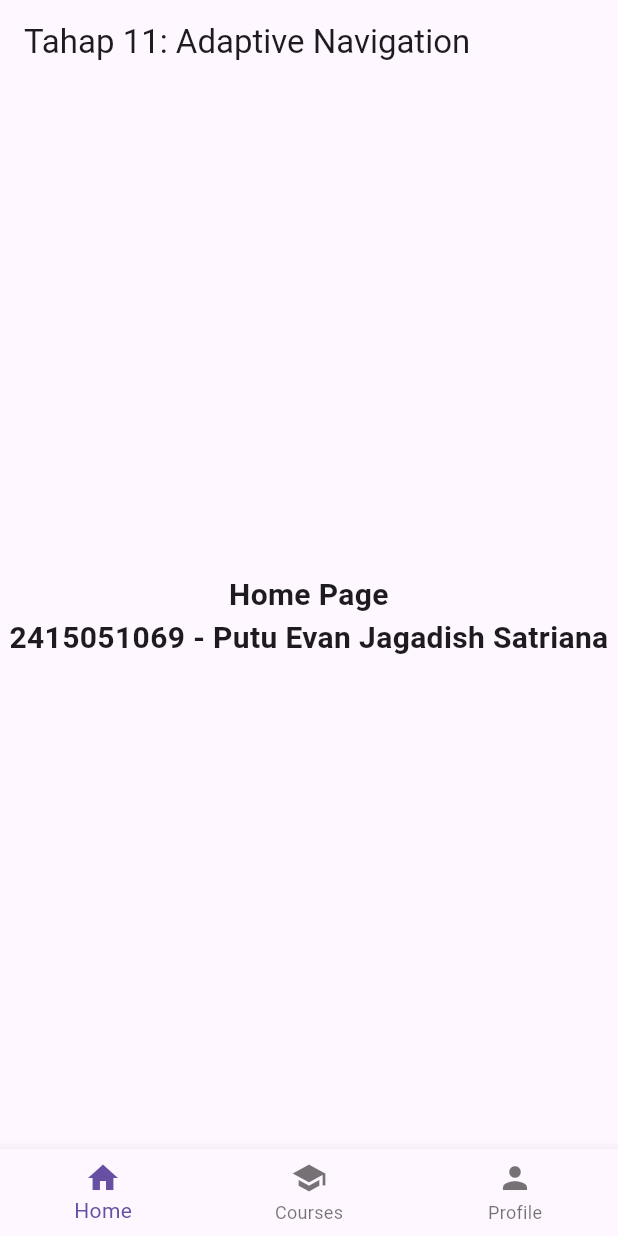
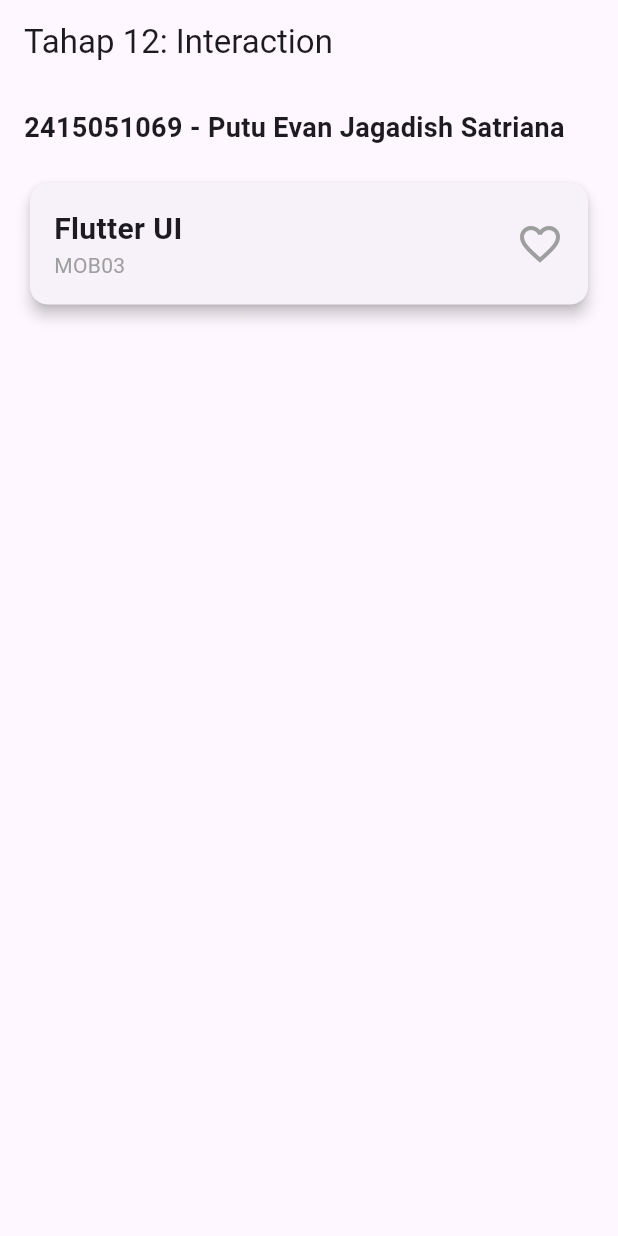
Before and after one commit to pannpanns/Course-Explorer, a Flutter app: the screen it shows after launch, on a phone screen of 412 x 824 dp. Run offline on Flutter 3.47's test engine with Material 3 defaults, Android fonts, the phone set to English and light mode, and no system bars.

Commit message:
Tahap 12: InkWell dan gesture interaction

```diff
--- a/lib/main.dart
+++ b/lib/main.dart
@@ -14,83 +14,77 @@ class MyApp extends StatelessWidget {
   Widget build(BuildContext context) {
     return const MaterialApp(
       debugShowCheckedModeBanner: false,
-      home: AdaptiveNavigationPage(),
+      home: InteractionPage(),
     );
   }
 }
 
-class AdaptiveNavigationPage extends StatefulWidget {
-  const AdaptiveNavigationPage({super.key});
+class InteractionPage extends StatefulWidget {
+  const InteractionPage({super.key});
 
   @override
-  State<AdaptiveNavigationPage> createState() => _AdaptiveNavigationPageState();
+  State<InteractionPage> createState() => _InteractionPageState();
 }
 
-class _AdaptiveNavigationPageState extends State<AdaptiveNavigationPage> {
-  int _selectedIndex = 0;
-
-  final List<Widget> _pages = [
-    const Center(
-      child: Text(
-        'Home Page\n$studentId - $studentName',
-        textAlign: TextAlign.center,
-        style: TextStyle(fontSize: 20, fontWeight: FontWeight.bold),
-      ),
-    ),
-    const Center(
-      child: Text('Courses Page', style: TextStyle(fontSize: 24, color: Colors.green)),
-    ),
-    const Center(
-      child: Text('Profile Page', style: TextStyle(fontSize: 24, color: Colors.orange)),
-    ),
-  ];
-
-  void _onItemTapped(int index) {
-    setState(() {
-      _selectedIndex = index;
-    });
-  }
+class _InteractionPageState extends State<InteractionPage> {
+  bool isFavorite = false;
 
   @override
   Widget build(BuildContext context) {
-    return LayoutBuilder(
-      builder: (context, constraints) {
-        if (constraints.maxWidth < 840) {
-          return Scaffold(
-            appBar: AppBar(title: const Text('Tahap 11: Adaptive Navigation')),
-            body: _pages[_selectedIndex],
-            bottomNavigationBar: BottomNavigationBar(
-              currentIndex: _selectedIndex,
-              onTap: _onItemTapped,
-              items: const [
-                BottomNavigationBarItem(icon: Icon(Icons.home), label: 'Home'),
-                BottomNavigationBarItem(icon: Icon(Icons.school), label: 'Courses'),
-                BottomNavigationBarItem(icon: Icon(Icons.person), label: 'Profile'),
-              ],
+    return Scaffold(
+      appBar: AppBar(title: const Text('Tahap 12: Interaction')),
+      body: Padding(
+        padding: const EdgeInsets.all(16.0),
+        child: Column(
+          crossAxisAlignment: CrossAxisAlignment.start,
+          children: [
+            const Text(
+              '$studentId - $studentName',
+              style: TextStyle(fontSize: 18, fontWeight: FontWeight.bold),
             ),
-          );
-        } else {
-          return Scaffold(
-            appBar: AppBar(title: const Text('Tahap 11: Adaptive Navigation')),
-            body: Row(
-              children: [
-                NavigationRail(
-                  selectedIndex: _selectedIndex,
-                  onDestinationSelected: _onItemTapped,
-                  labelType: NavigationRailLabelType.all,
-                  destinations: const [
-                    NavigationRailDestination(icon: Icon(Icons.home), label: Text('Home')),
-                    NavigationRailDestination(icon: Icon(Icons.school), label: Text('Courses')),
-                    NavigationRailDestination(icon: Icon(Icons.person), label: Text('Profile')),
-                  ],
+            const SizedBox(height: 20),
+            Card(
+              elevation: 4,
+              clipBehavior: Clip.hardEdge,
+              child: InkWell(
+                onTap: () {
+                  setState(() {
+                    isFavorite = !isFavorite;
+                  });
+                },
+                onLongPress: () {
+                  ScaffoldMessenger.of(context).showSnackBar(
+                    const SnackBar(
+                      content: Text('Menampilkan ringkasan materi...'),
+                      duration: Duration(seconds: 2),
+                    ),
+                  );
+                },
+                child: Padding(
+                  padding: const EdgeInsets.all(16.0),
+                  child: Row(
+                    mainAxisAlignment: MainAxisAlignment.spaceBetween,
+                    children: [
+                      const Column(
+                        crossAxisAlignment: CrossAxisAlignment.start,
+                        children: [
+                          Text('Flutter UI', style: TextStyle(fontSize: 20, fontWeight: FontWeight.bold)),
+                          Text('MOB03', style: TextStyle(color: Colors.grey)),
+                        ],
+                      ),
+                      Icon(
+                        isFavorite ? Icons.favorite : Icons.favorite_border,
+                        color: isFavorite ? Colors.red : Colors.grey,
+                        size: 32,
+                      ),
+                    ],
+                  ),
                 ),
-                const VerticalDivider(width: 1),
-                Expanded(child: _pages[_selectedIndex]),
-              ],
+              ),
             ),
-          );
-        }
-      },
+          ],
+        ),
+      ),
     );
   }
 }
```
